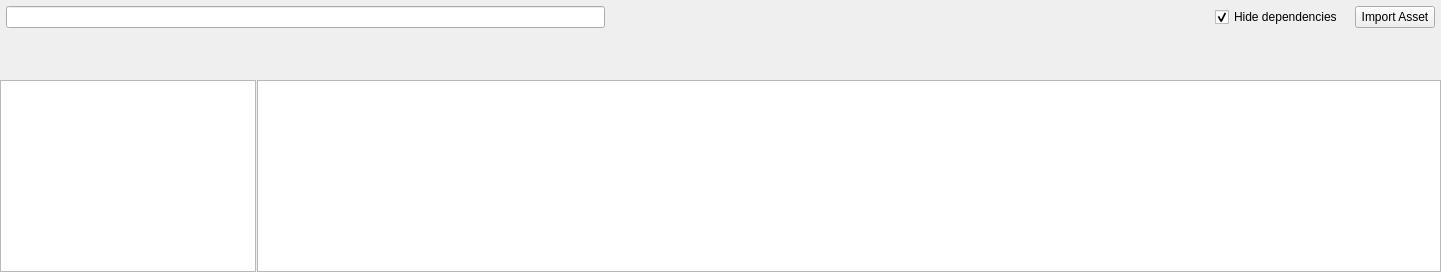
Qt form src/widgets/assetwidget.ui (jahshaka/Studio) before a commit.
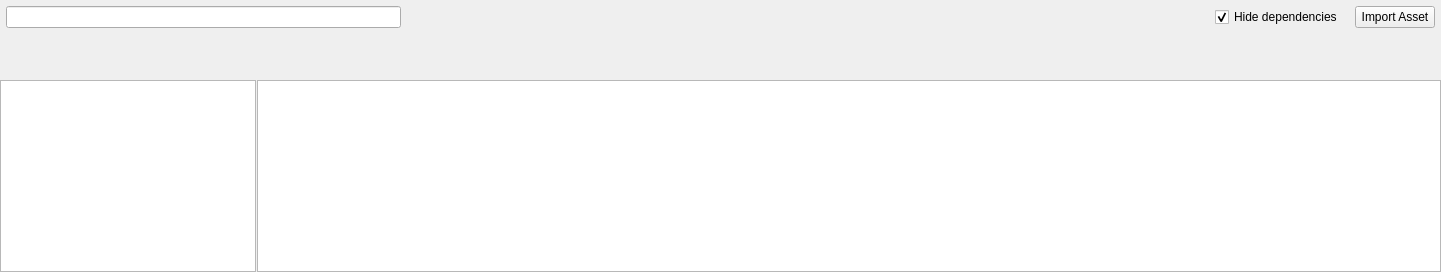
The same form after that commit.

Patch:
```diff
--- a/src/widgets/assetwidget.ui
+++ b/src/widgets/assetwidget.ui
@@ -59,6 +59,22 @@
       <item>
        <widget class="QLineEdit" name="searchBar"/>
       </item>
+      <item>
+       <spacer name="horizontalSpacer_2">
+        <property name="orientation">
+         <enum>Qt::Horizontal</enum>
+        </property>
+        <property name="sizeHint" stdset="0">
+         <size>
+          <width>40</width>
+          <height>20</height>
+         </size>
+        </property>
+       </spacer>
+      </item>
+      <item>
+       <widget class="QWidget" name="filterWidget" native="true"/>
+      </item>
       <item>
        <spacer name="horizontalSpacer">
         <property name="orientation">
```
